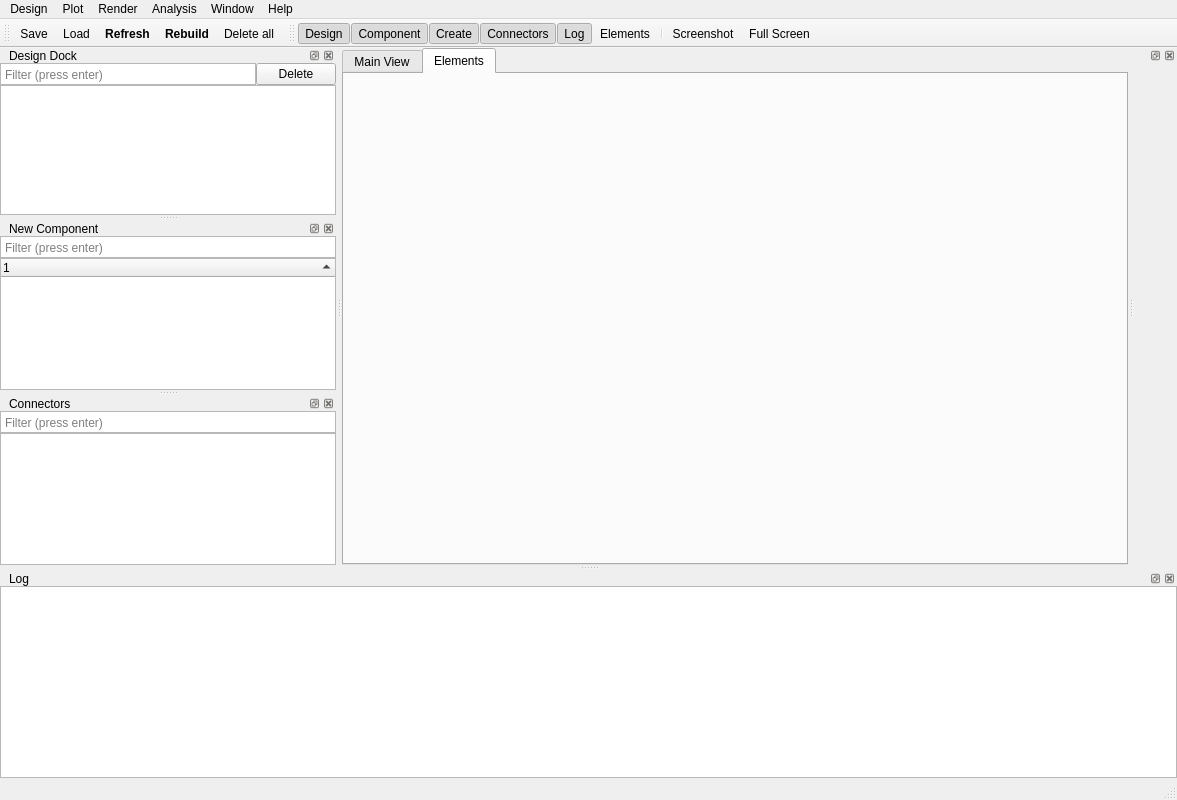
Old version of the form qiskit_metal/_gui/main_window_ui.ui in the repository qiskit-community/qiskit-metal.
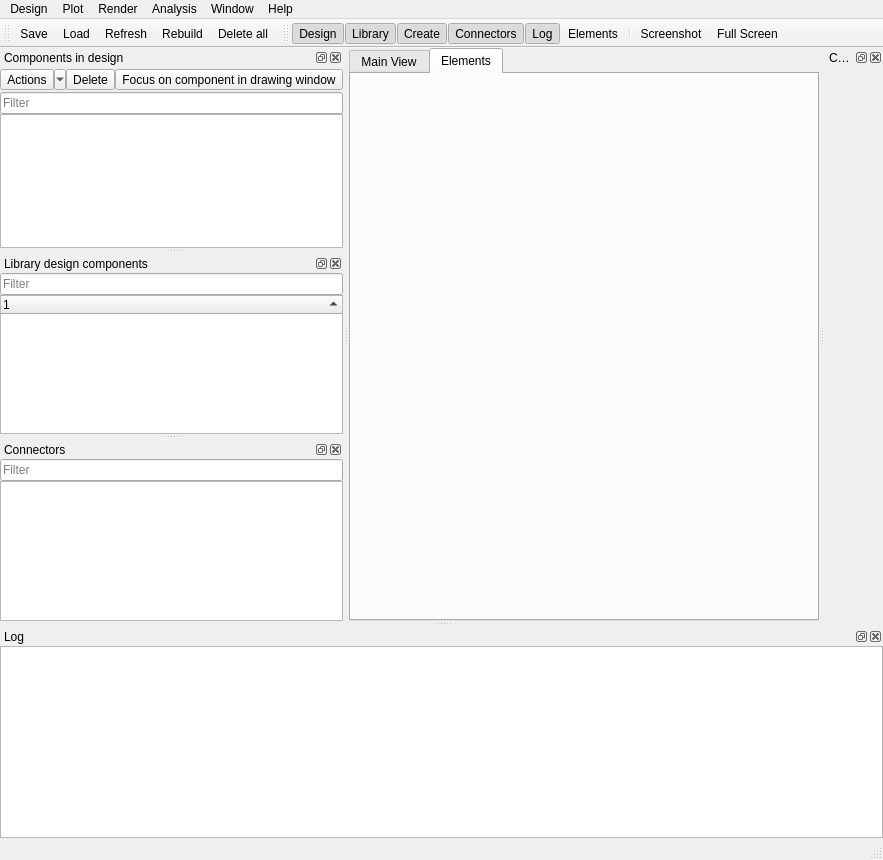
New version of the form. The open tabs and pages were chosen to show the change. Icons and pictures are not drawn. Custom widgets are drawn as their Qt base class.

Commit message: GUI: Styling default created new theme, created pallete and stylesheet. Updated,cleaned and fixed UI. Fixed bugs in UI. Fixed up Edit Source Widget. Changed to main window

The edit to the form file:
```diff
--- a/qiskit_metal/_gui/main_window_ui.ui
+++ b/qiskit_metal/_gui/main_window_ui.ui
@@ -6,8 +6,8 @@
    <rect>
     <x>0</x>
     <y>0</y>
-    <width>1177</width>
-    <height>800</height>
+    <width>883</width>
+    <height>860</height>
    </rect>
   </property>
   <property name="windowTitle">
@@ -24,49 +24,13 @@
    <string>Qiskit Metal - The First &amp; Only Quantum VLSI</string>
   </property>
   <property name="whatsThis">
-   <string>Qiskit Metal - The First &amp; Only Quantum VLSI</string>
-  </property>
-  <property name="styleSheet">
-   <string notr="true">QDockWidget {
-    border: 1px solid lightgray;
-    titlebar-close-icon: url(:/cancel);
-    titlebar-normal-icon: url(:/unlock);
-}
-
-QDockWidget::title {
-    text-align: left; /* align the text to the left */
-  /* background: lightgray; */
-    padding-left: 5px;
-}
-
-QDockWidget::close-button, QDockWidget::float-button {
-    border: 0px solid transparent;
-    /*background: darkgray;*/
-    padding: 1px;
-}
-
-QDockWidget::close-button:hover, QDockWidget::float-button:hover {
-    background: gray;
-}
-
-QDockWidget::close-button:pressed, QDockWidget::float-button:pressed {
-    padding: 1px -1px -1px 1px;
-}</string>
-  </property>
-  <property name="iconSize">
-   <size>
-    <width>30</width>
-    <height>30</height>
-   </size>
+   <string>Qiskit Metal: Quantum Creator</string>
   </property>
   <property name="toolButtonStyle">
    <enum>Qt::ToolButtonTextUnderIcon</enum>
   </property>
   <property name="documentMode">
-   <bool>true</bool>
-  </property>
-  <property name="tabShape">
-   <enum>QTabWidget::Rounded</enum>
+   <bool>false</bool>
   </property>
   <property name="dockNestingEnabled">
    <bool>true</bool>
@@ -96,29 +60,8 @@
     </property>
     <item>
      <widget class="QTabWidget" name="tabWidget">
-      <property name="tabPosition">
-       <enum>QTabWidget::North</enum>
-      </property>
-      <property name="tabShape">
-       <enum>QTabWidget::Rounded</enum>
-      </property>
       <property name="currentIndex">
-       <number>0</number>
-      </property>
-      <property name="iconSize">
-       <size>
-        <width>16</width>
-        <height>16</height>
-       </size>
-      </property>
-      <property name="usesScrollButtons">
-       <bool>false</bool>
-      </property>
-      <property name="documentMode">
-       <bool>false</bool>
-      </property>
-      <property name="tabsClosable">
-       <bool>false</bool>
+       <number>1</number>
       </property>
       <property name="tabBarAutoHide">
        <bool>true</bool>
@@ -181,7 +124,7 @@
     <rect>
      <x>0</x>
      <y>0</y>
-     <width>1177</width>
+     <width>883</width>
      <height>22</height>
     </rect>
    </property>
@@ -300,12 +243,6 @@
   </widget>
   <widget class="QStatusBar" name="statusbar"/>
   <widget class="QToolBar" name="toolBarDesign">
-   <property name="font">
-    <font>
-     <weight>50</weight>
-     <bold>false</bold>
-    </font>
-   </property>
    <property name="windowTitle">
     <string>toolBar</string>
    </property>
@@ -318,12 +255,6 @@
    <property name="orientation">
     <enum>Qt::Horizontal</enum>
    </property>
-   <property name="iconSize">
-    <size>
-     <width>30</width>
-     <height>30</height>
-    </size>
-   </property>
    <property name="toolButtonStyle">
     <enum>Qt::ToolButtonTextUnderIcon</enum>
    </property>
@@ -349,12 +280,6 @@
    <property name="whatsThis">
     <string>View Toolbar</string>
    </property>
-   <property name="iconSize">
-    <size>
-     <width>30</width>
-     <height>30</height>
-    </size>
-   </property>
    <property name="toolButtonStyle">
     <enum>Qt::ToolButtonTextUnderIcon</enum>
    </property>
@@ -377,8 +302,8 @@
   <widget class="QDockWidget" name="dockDesign">
    <property name="minimumSize">
     <size>
-     <width>175</width>
-     <height>128</height>
+     <width>310</width>
+     <height>196</height>
     </size>
    </property>
    <property name="windowIcon">
@@ -408,7 +333,7 @@
     <set>QDockWidget::AllDockWidgetFeatures</set>
    </property>
    <property name="windowTitle">
-    <string>Design Dock</string>
+    <string>Components in design</string>
    </property>
    <attribute name="dockWidgetArea">
     <number>1</number>
@@ -431,67 +356,52 @@
       <number>0</number>
      </property>
      <item>
-      <layout class="QHBoxLayout" name="horizontalLayout">
+      <layout class="QGridLayout" name="gridLayout">
+       <property name="sizeConstraint">
+        <enum>QLayout::SetNoConstraint</enum>
+       </property>
+       <property name="topMargin">
+        <number>2</number>
+       </property>
+       <property name="bottomMargin">
+        <number>2</number>
+       </property>
        <property name="spacing">
         <number>0</number>
        </property>
-       <item>
-        <widget class="QPlainTextEdit" name="plainTextEdit">
-         <property name="sizePolicy">
-          <sizepolicy hsizetype="Expanding" vsizetype="Preferred">
-           <horstretch>0</horstretch>
-           <verstretch>0</verstretch>
-          </sizepolicy>
-         </property>
-         <property name="minimumSize">
-          <size>
-           <width>0</width>
-           <height>10</height>
-          </size>
-         </property>
-         <property name="maximumSize">
-          <size>
-           <width>16777215</width>
-           <height>22</height>
-          </size>
-         </property>
-         <property name="baseSize">
-          <size>
-           <width>0</width>
-           <height>20</height>
-          </size>
-         </property>
-         <property name="cursor" stdset="0">
-          <cursorShape>IBeamCursor</cursorShape>
-         </property>
+       <item row="0" column="3">
+        <widget class="QToolButton" name="toolButton">
          <property name="toolTip">
           <string>Use to filter the components</string>
          </property>
          <property name="statusTip">
           <string>Use to filter the components</string>
          </property>
-         <property name="whatsThis">
-          <string>Use to filter the components</string>
+         <property name="text">
+          <string>Focus on component in drawing window</string>
          </property>
-         <property name="frameShadow">
-          <enum>QFrame::Sunken</enum>
+         <property name="icon">
+          <iconset resource="main_window_rc.qrc">
+           <normaloff>:/plot/point</normaloff>:/plot/point</iconset>
          </property>
-         <property name="verticalScrollBarPolicy">
-          <enum>Qt::ScrollBarAlwaysOff</enum>
+        </widget>
+       </item>
+       <item row="0" column="1">
+        <widget class="QToolButton" name="toolButton_3">
+         <property name="text">
+          <string>Actions</string>
          </property>
-         <property name="horizontalScrollBarPolicy">
-          <enum>Qt::ScrollBarAlwaysOff</enum>
+         <property name="icon">
+          <iconset resource="main_window_rc.qrc">
+           <normaloff>:/_imgs/support.png</normaloff>:/_imgs/support.png</iconset>
          </property>
-         <property name="backgroundVisible">
-          <bool>false</bool>
+         <property name="popupMode">
+          <enum>QToolButton::MenuButtonPopup</enum>
          </property>
-         <property name="placeholderText">
-          <string>Filter (press enter)</string>
-         </property>
         </widget>
        </item>
-       <item>
-        <widget class="QPushButton" name="pushButtonDeleteComps">
+       <item row="0" column="2">
+        <widget class="QToolButton" name="toolButton_delete_selected_comp">
          <property name="toolTip">
           <string>Delete Selected Components</string>
          </property>
@@ -509,14 +419,31 @@
            <normalon>:/delete</normalon>
           </iconset>
          </property>
-         <property name="autoDefault">
-          <bool>false</bool>
+         <property name="popupMode">
+          <enum>QToolButton::DelayedPopup</enum>
          </property>
-         <property name="default">
-          <bool>false</bool>
+         <property name="toolButtonStyle">
+          <enum>Qt::ToolButtonIconOnly</enum>
          </property>
-         <property name="flat">
-          <bool>false</bool>
+        </widget>
+       </item>
+      </layout>
+     </item>
+     <item>
+      <layout class="QHBoxLayout" name="horizontalLayout">
+       <property name="spacing">
+        <number>0</number>
+       </property>
+       <item>
+        <widget class="QLineEdit" name="filter_text_design">
+         <property name="text">
+          <string/>
+         </property>
+         <property name="placeholderText">
+          <string>Filter</string>
+         </property>
+         <property name="clearButtonEnabled">
+          <bool>true</bool>
          </property>
         </widget>
        </item>
@@ -560,7 +487,7 @@
     <set>QDockWidget::AllDockWidgetFeatures</set>
    </property>
    <property name="windowTitle">
-    <string>New Component</string>
+    <string>Library design components</string>
    </property>
    <attribute name="dockWidgetArea">
     <number>1</number>
@@ -588,39 +515,12 @@
         <number>0</number>
        </property>
        <item>
-        <widget class="QPlainTextEdit" name="plainTextEdit_2">
-         <property name="sizePolicy">
-          <sizepolicy hsizetype="Expanding" vsizetype="Maximum">
-           <horstretch>0</horstretch>
-           <verstretch>0</verstretch>
-          </sizepolicy>
-         </property>
-         <property name="minimumSize">
-          <size>
-           <width>0</width>
-           <height>22</height>
-          </size>
-         </property>
-         <property name="maximumSize">
-          <size>
-           <width>16777215</width>
-           <height>25</height>
-          </size>
-         </property>
-         <property name="baseSize">
-          <size>
-           <width>0</width>
-           <height>22</height>
-          </size>
-         </property>
-         <property name="verticalScrollBarPolicy">
-          <enum>Qt::ScrollBarAlwaysOff</enum>
-         </property>
-         <property name="horizontalScrollBarPolicy">
-          <enum>Qt::ScrollBarAlwaysOff</enum>
-         </property>
+        <widget class="QLineEdit" name="filter_text_component">
          <property name="placeholderText">
-          <string>Filter (press enter)</string>
+          <string>Filter</string>
+         </property>
+         <property name="clearButtonEnabled">
+          <bool>true</bool>
          </property>
         </widget>
        </item>
@@ -666,7 +566,7 @@
       <number>0</number>
      </property>
      <property name="topMargin">
-      <number>0</number>
+      <number>10</number>
      </property>
      <property name="rightMargin">
       <number>0</number>
@@ -687,7 +587,7 @@
    <property name="minimumSize">
     <size>
      <width>78</width>
-     <height>96</height>
+     <height>100</height>
     </size>
    </property>
    <property name="windowIcon">
@@ -780,39 +680,12 @@
         <number>0</number>
        </property>
        <item>
-        <widget class="QPlainTextEdit" name="textConnectorsFilter">
-         <property name="sizePolicy">
-          <sizepolicy hsizetype="Expanding" vsizetype="Maximum">
-           <horstretch>0</horstretch>
-           <verstretch>0</verstretch>
-          </sizepolicy>
-         </property>
-         <property name="minimumSize">
-          <size>
-           <width>0</width>
-           <height>22</height>
-          </size>
-         </property>
-         <property name="maximumSize">
-          <size>
-           <width>16777215</width>
-           <height>25</height>
-          </size>
-         </property>
-         <property name="baseSize">
-          <size>
-           <width>0</width>
-           <height>22</height>
-          </size>
-         </property>
-         <property name="verticalScrollBarPolicy">
-          <enum>Qt::ScrollBarAlwaysOff</enum>
-         </property>
-         <property name="horizontalScrollBarPolicy">
-          <enum>Qt::ScrollBarAlwaysOff</enum>
-         </property>
+        <widget class="QLineEdit" name="text_filter_connectors">
          <property name="placeholderText">
-          <string>Filter (press enter)</string>
+          <string>Filter</string>
+         </property>
+         <property name="clearButtonEnabled">
+          <bool>true</bool>
          </property>
         </widget>
        </item>
@@ -820,8 +693,11 @@
      </item>
      <item>
       <widget class="QTableView" name="tableConnectors">
+       <property name="frameShadow">
+        <enum>QFrame::Plain</enum>
+       </property>
        <property name="alternatingRowColors">
-        <bool>true</bool>
+        <bool>false</bool>
        </property>
       </widget>
      </item>
@@ -897,7 +773,13 @@
      <normaloff>:/component</normaloff>:/component</iconset>
    </property>
    <property name="text">
-    <string>Component</string>
+    <string>Library</string>
+   </property>
+   <property name="toolTip">
+    <string>Library of new design components you can create</string>
+   </property>
+   <property name="shortcut">
+    <string>Ctrl+N</string>
    </property>
   </action>
   <action name="actionElements">
@@ -1047,11 +929,11 @@
    <property name="toolTip">
     <string>Force a full refresh of all plots and widgets</string>
    </property>
-   <property name="font">
-    <font>
-     <weight>75</weight>
-     <bold>true</bold>
-    </font>
+   <property name="statusTip">
+    <string>Force a full refresh of all plots and widgets</string>
+   </property>
+   <property name="whatsThis">
+    <string>Force a full refresh of all plots and widgets</string>
    </property>
    <property name="shortcut">
     <string>Meta+R</string>
@@ -1074,11 +956,11 @@
    <property name="whatsThis">
     <string>Force rebuild all components</string>
    </property>
-   <property name="font">
-    <font>
-     <weight>75</weight>
-     <bold>true</bold>
-    </font>
+   <property name="shortcut">
+    <string>Ctrl+D</string>
+   </property>
+   <property name="priority">
+    <enum>QAction::HighPriority</enum>
    </property>
   </action>
   <action name="actionFull_Screen">
```
Left out of the diff: 116 changed lines with no effect on the pictures. The commit also changes 11 other files.
